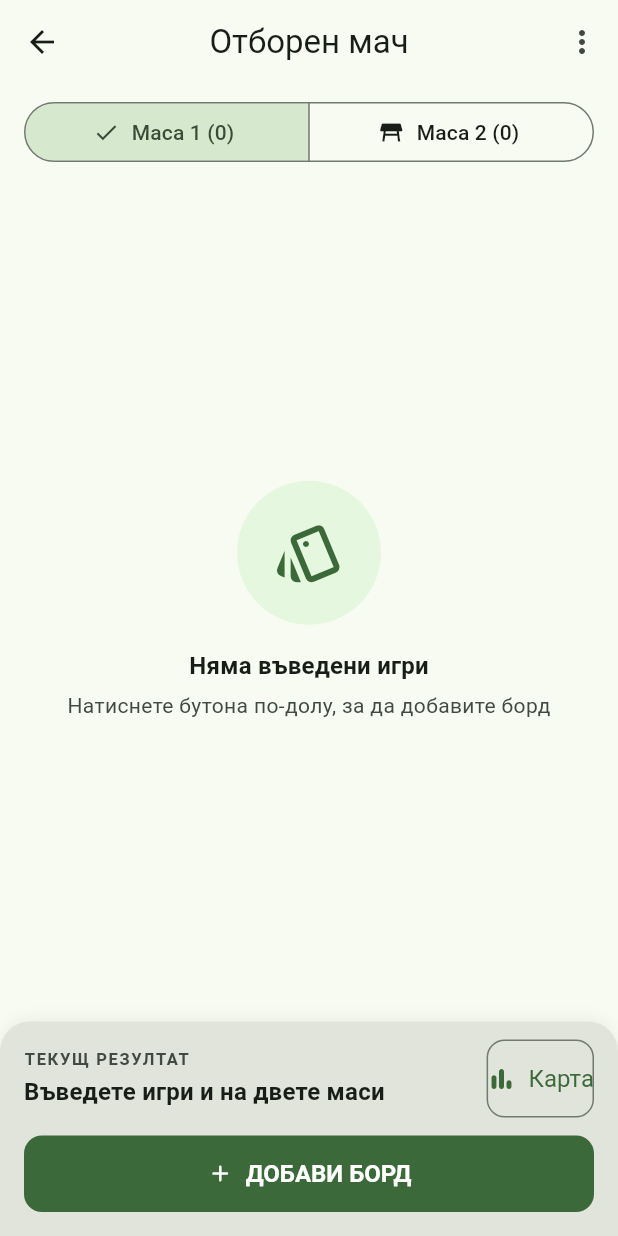
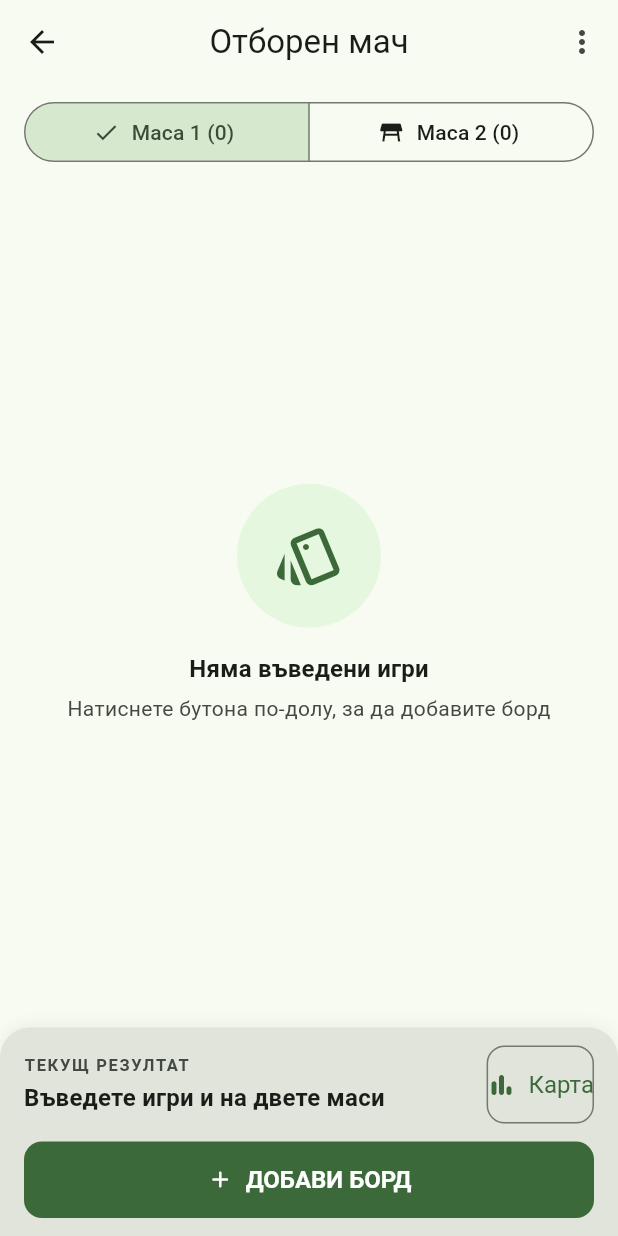
Before and after one commit to NikiKonstantinov04/score_sheet, a Flutter app: the screen it shows after launch, after a tap on "Отборно", after a tap on "Започни нов мач", on a phone screen of 412 x 824 dp. Run offline on Flutter 3.47's test engine with Material 3 defaults, Android fonts, the phone set to English and light mode, and no system bars; our stand-ins replace shared_preferences.

Commit message:
Версия 2.3

```diff
--- a/lib/screens/match_screen.dart
+++ b/lib/screens/match_screen.dart
@@ -507,8 +507,9 @@ class _MatchScreenState extends State<MatchScreen> {
           ],
         ),
       ),
-      bottomNavigationBar: Container(
-        padding: const EdgeInsets.fromLTRB(16, 12, 16, 16),
+      bottomNavigationBar: SafeArea(
+        child: Container(
+          padding: const EdgeInsets.fromLTRB(16, 12, 16, 12),
           decoration: BoxDecoration(
             color: theme.colorScheme.surfaceContainerHighest,
             borderRadius: const BorderRadius.vertical(top: Radius.circular(20)),
@@ -578,6 +579,7 @@ class _MatchScreenState extends State<MatchScreen> {
             ],
           ),
         ),
+      ),
     );
   }
 }
```
Lines whose indentation alone changed are shown as unchanged.
